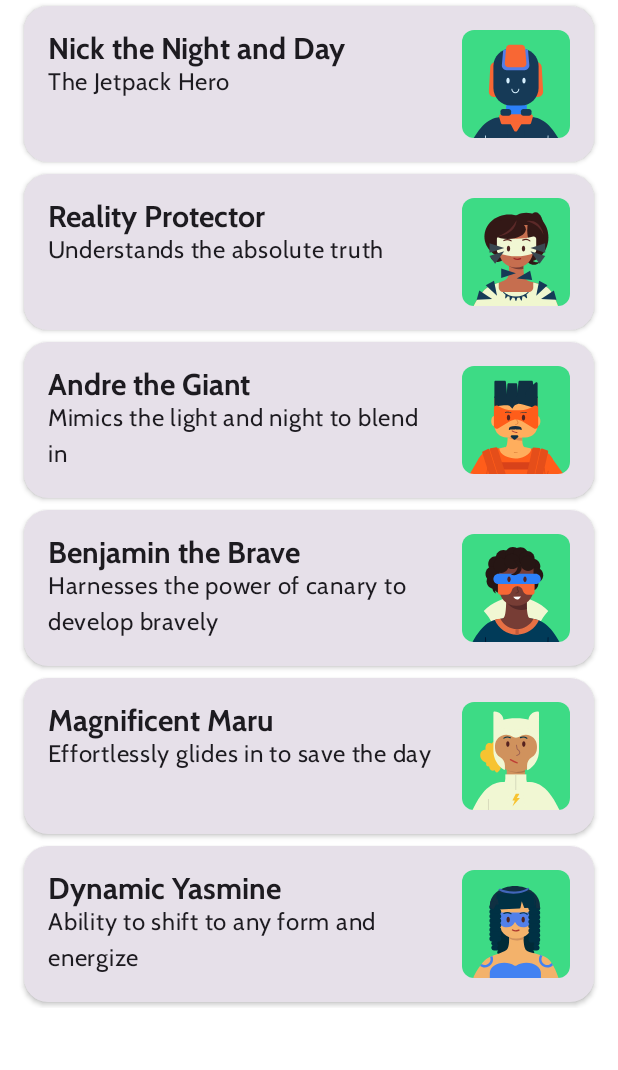
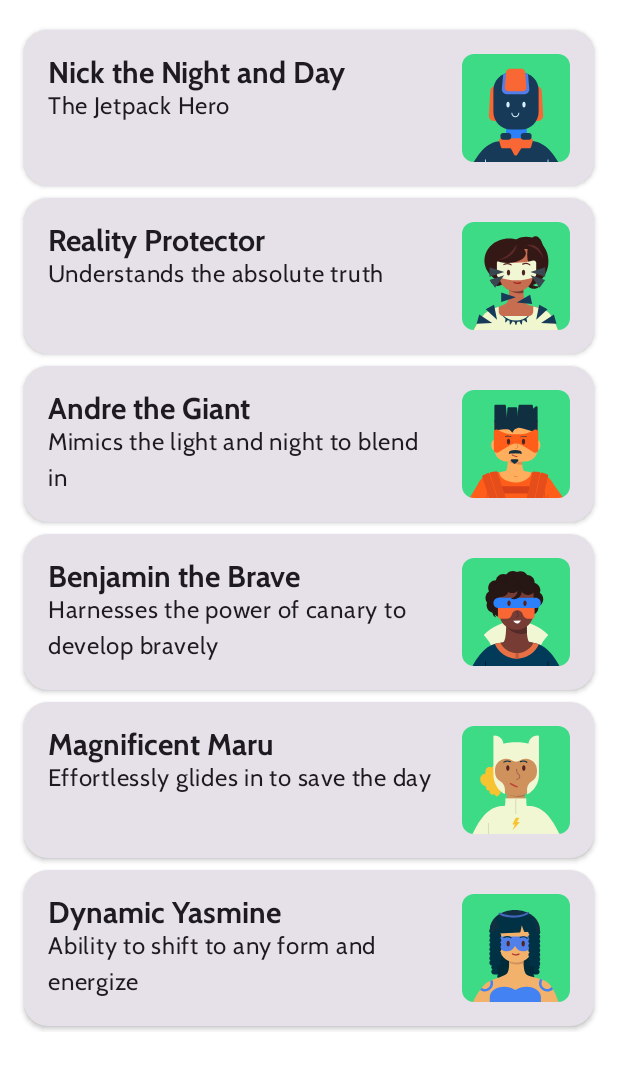
Before and after one commit to Jaehwa-Noh/Practice-Superheroes-app, an Android app built with Jetpack Compose: the @Preview function HeroesListPreview, on a phone screen of 412 x 824 dp. Shown: the top 1070 px of the screen. Run offline under Robolectric (Android 15) with nearby library versions, the phone set to English and light mode, and no system bars.

Commit message:
Add Top bar, edit HeroesScreen contentPadding.

```diff
--- a/Compose-Superheros/app/src/main/java/com/example/superheros/HeroesScreen.kt
+++ b/Compose-Superheros/app/src/main/java/com/example/superheros/HeroesScreen.kt
@@ -26,15 +26,15 @@ import com.example.superheros.model.Hero
 import com.example.superheros.ui.theme.SuperherosTheme
 
 @Composable
-fun HeroesList(modifier: Modifier = Modifier) {
+fun HeroesList(modifier: Modifier = Modifier, contentPadding: PaddingValues) {
     LazyColumn(
         modifier = modifier,
-        contentPadding = PaddingValues(horizontal = 16.dp)
+        contentPadding = contentPadding
     ) {
         items(HeroesRepository.heroes) { hero ->
             HeroesListItem(
                 hero = hero,
-                modifier = Modifier.padding(vertical = 4.dp)
+                modifier = Modifier.padding(vertical = 4.dp, horizontal = 16.dp)
             )
         }
 
@@ -94,7 +94,7 @@ fun HeroPhoto(hero: Hero, modifier: Modifier = Modifier) {
 @Composable
 fun HeroesListPreview() {
     SuperherosTheme {
-        HeroesList()
+        HeroesList(contentPadding = PaddingValues(top = 16.dp))
     }
 }
 
```
Also changed, not shown: Compose-Superheros/app/src/main/java/com/example/superheros/MainActivity.kt (+15 -0 lines).
